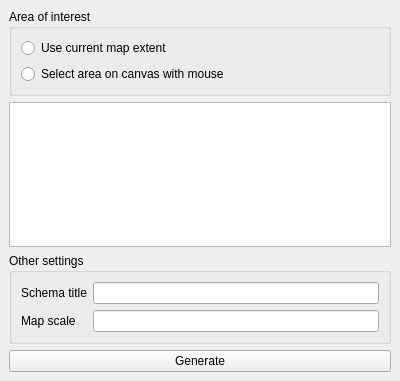
Above: ui/simplereportswidgetbase.ui from nextgis/qgis_simplereports before the change. Below: the same form after it.
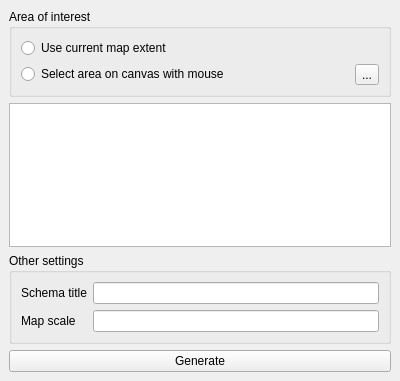
That is the form after the change.

Commit message: make map tool independent

```diff
--- a/ui/simplereportswidgetbase.ui
+++ b/ui/simplereportswidgetbase.ui
@@ -29,11 +29,28 @@
         </widget>
        </item>
        <item>
+        <layout class="QHBoxLayout" name="horizontalLayout">
+         <item>
         <widget class="QRadioButton" name="rbExtentUser">
          <property name="text">
           <string>Select area on canvas with mouse</string>
          </property>
         </widget>
+         </item>
+         <item>
+          <widget class="QToolButton" name="btnMapTool">
+           <property name="toolTip">
+            <string>Select area on canvas</string>
+           </property>
+           <property name="text">
+            <string>...</string>
+           </property>
+           <property name="checkable">
+            <bool>true</bool>
+           </property>
+          </widget>
+         </item>
+        </layout>
        </item>
       </layout>
      </widget>
```
Lines whose indentation alone changed are shown as unchanged. The commit also changes 2 other files.
